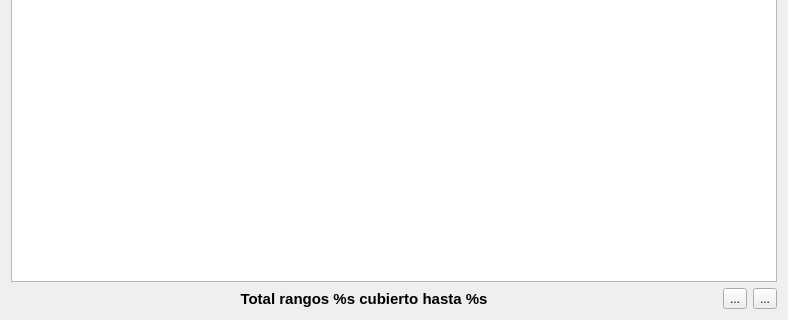
Above: ui/wdgIndexRange.ui from turulomio/xulpymoney before the change; both pictures show x 0 to 788 and y 204 to 524 of the 788 by 524 pixel window. Below: the same form after it.
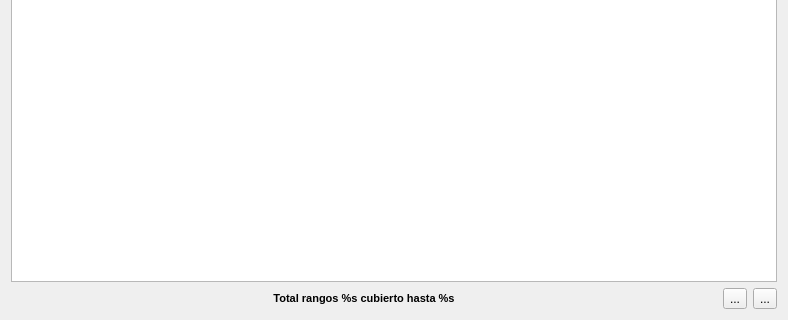
That is the form after the change. Icons and pictures are not drawn. Custom widgets are drawn as their Qt base class.

The edit to the form file:
```diff
--- a/ui/wdgIndexRange.ui
+++ b/ui/wdgIndexRange.ui
@@ -233,7 +233,7 @@
         <widget class="QLabel" name="lblTotal">
          <property name="font">
           <font>
-           <pointsize>11</pointsize>
+           <pointsize>8</pointsize>
            <weight>75</weight>
            <bold>true</bold>
           </font>
```
